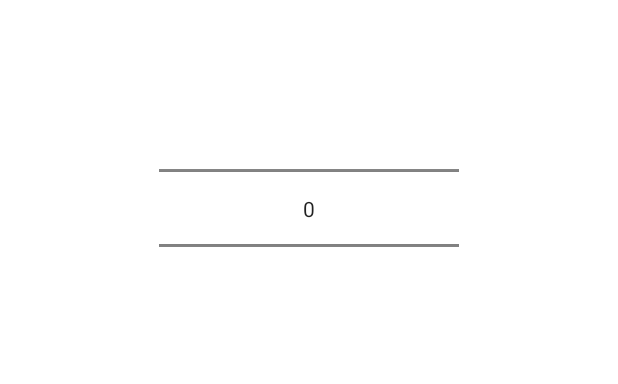
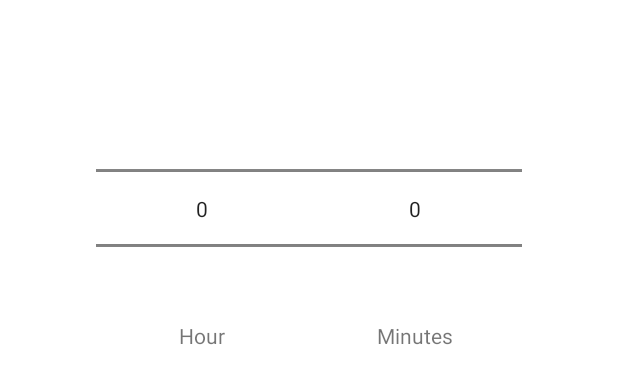
Before and after one commit to DPasiut/MyTable, an Android app: the layout get_time_dialog.xml on its own in the app's theme, with its tools: preview values and no code run, on a phone screen of 412 x 824 dp. Shown: the top 384 px of the screen. Run offline under Robolectric (Android 15) with nearby library versions, the phone set to English and light mode, and no system bars.

Commit message:
refactor timer to show current time in minutes and save current time in seconds

```diff
--- a/app/src/main/AndroidManifest.xml
+++ b/app/src/main/AndroidManifest.xml
@@ -20,7 +20,7 @@
             android:exported="true" />
 
         <service
-            android:name=".TimerService"
+            android:name=".service.time.TimerService"
             android:enabled="true"
             android:exported="true" />
 
--- a/app/src/main/java/com/example/mytable/MainActivity.java
+++ b/app/src/main/java/com/example/mytable/MainActivity.java
@@ -7,10 +7,10 @@ import androidx.appcompat.app.AppCompatActivity;
 import androidx.core.content.ContextCompat;
 import androidx.navigation.NavController;
 import androidx.navigation.Navigation;
-import androidx.navigation.ui.AppBarConfiguration;
 import androidx.navigation.ui.NavigationUI;
 
 import com.example.mytable.service.bluetooth.BluetoothService;
+import com.example.mytable.service.time.TimerService;
 import com.google.android.material.bottomnavigation.BottomNavigationView;
 
 public class MainActivity extends AppCompatActivity {
--- a/app/src/main/res/layout/get_time_dialog.xml
+++ b/app/src/main/res/layout/get_time_dialog.xml
@@ -9,12 +9,44 @@
         android:layout_height="match_parent"
         android:gravity="center_horizontal">
 
-        <NumberPicker
-            android:layout_width="200dp"
-            android:layout_height="150dp"
-            android:id="@+id/number_picker"
-            >
+        <LinearLayout
+            android:layout_width="0dp"
+            android:layout_height="match_parent"
+            android:layout_weight="1"
+            android:gravity="center"
+            android:orientation="vertical">
 
-        </NumberPicker>
+            <NumberPicker
+                android:id="@+id/hour_picker"
+                android:layout_width="150dp"
+                android:layout_height="150dp" />
+
+            <TextView
+                android:text="Hour"
+                android:layout_width="match_parent"
+                android:layout_height="wrap_content"
+                android:gravity="center">
+            </TextView>
+        </LinearLayout>
+
+        <LinearLayout
+            android:layout_width="0dp"
+            android:layout_height="match_parent"
+            android:layout_weight="1"
+            android:gravity="center"
+            android:orientation="vertical">
+
+            <NumberPicker
+                android:id="@+id/minutes_picker"
+                android:layout_width="150dp"
+                android:layout_height="150dp"/>
+
+            <TextView
+                android:text="Minutes"
+                android:layout_width="match_parent"
+                android:layout_height="wrap_content"
+                android:gravity="center">
+            </TextView>
+        </LinearLayout>
     </LinearLayout>
 </FrameLayout>
--- a/app/src/main/res/layout/timer_card.xml
+++ b/app/src/main/res/layout/timer_card.xml
@@ -56,7 +56,7 @@
                         android:layout_marginBottom="8dp"
                         android:layout_marginTop="8dp"
                         android:padding="20dp"
-                        card_view:enableProgressAnimation="true"/>
+                        card_view:enableProgressAnimation="true" />
 
 
                 </LinearLayout>
```
Also changed, not shown: app/src/main/java/com/example/mytable/service/time/ProgressTextAdapter.java (added, +31 -0 lines), app/src/main/java/com/example/mytable/service/time/TimerService.java (renamed from app/src/main/java/com/example/mytable/TimerService.java, +38 -7 lines), app/src/main/java/com/example/mytable/ui/table/TableFragment.java (+79 -29 lines).
